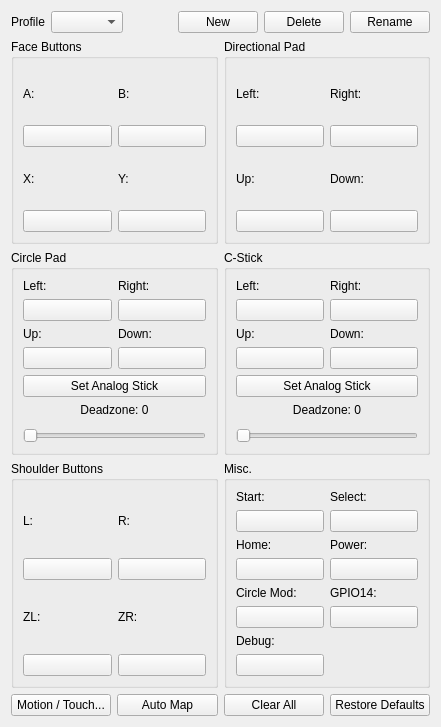
This is src/citra_qt/configuration/configure_input.ui in PabloMK7/citra as Qt 5 draws it before an edit. The edited form follows.
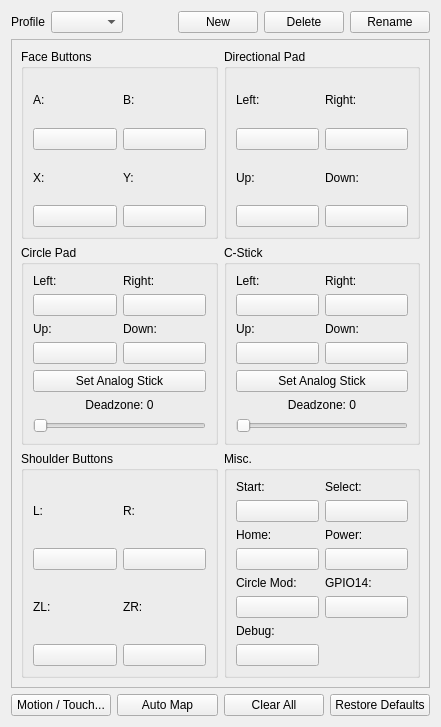
This is the edited form.

Commit message: qt: Make input configuration scrollable. (#6881)

The edit to the form file:
```diff
--- a/src/citra_qt/configuration/configure_input.ui
+++ b/src/citra_qt/configuration/configure_input.ui
@@ -13,7 +13,7 @@
   <property name="windowTitle">
    <string>ConfigureInput</string>
   </property>
-  <layout class="QVBoxLayout" name="verticalLayout_5">
+  <layout class="QVBoxLayout" name="rootLayout">
    <item>
     <layout class="QHBoxLayout" name="horizontalLayout_3">
      <item>
@@ -63,6 +63,13 @@
     </layout>
    </item>
    <item>
+    <widget class="QScrollArea" name="scrollArea">
+     <property name="widgetResizable">
+      <bool>true</bool>
+     </property>
+     <widget class="QWidget" name="scrollAreaContents">
+      <layout class="QVBoxLayout" name="verticalLayout_5">
+       <item>
     <layout class="QGridLayout" name="gridLayout_7">
      <item row="0" column="0">
       <widget class="QGroupBox" name="faceButtons">
@@ -711,6 +718,10 @@
       </widget>
      </item>
     </layout>
+       </item>
+      </layout>
+     </widget>
+    </widget>
    </item>
    <item>
     <layout class="QVBoxLayout" name="verticalLayout_6">
```
Lines whose indentation alone changed are shown as unchanged.
